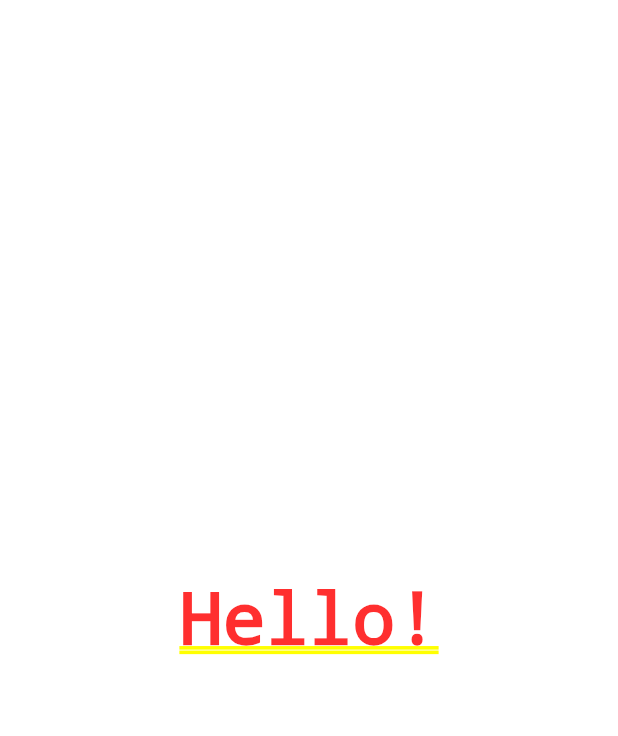
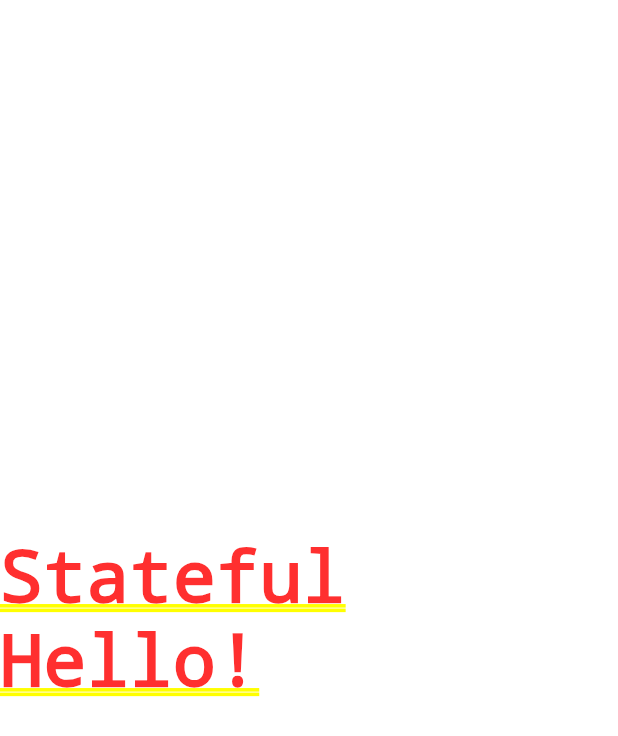
Before and after one commit to VilgoQ/places, a Flutter app: the screen it shows after launch, on a phone screen of 412 x 824 dp. Shown: the top 736 px of the screen. Run offline on Flutter 3.47's test engine with Material 2 defaults, Android fonts, the phone set to English and light mode, and no system bars.

```diff
--- a/lib/main.dart
+++ b/lib/main.dart
@@ -3,18 +3,22 @@
 import 'package:flutter/material.dart';
 
 void main() {
-  runApp(const App());
+  runApp(const MyApp());
 }
 
-class App extends StatelessWidget {
-  const App({Key? key}) : super(key: key);
+class MyApp extends StatelessWidget {
+  const MyApp({Key? key}) : super(key: key);
 
   // This widget is the root of your application.
   @override
   Widget build(BuildContext context) {
     return MaterialApp(
-      title: 'xDDD',
-      home: MyFirstWidget(),
+      title: 'Places',
+      theme: ThemeData(
+        fontFamily: 'Roboto',
+        primarySwatch: Colors.blue,
+      ),
+      home: MyFirstStatefulWidget(),
     );
   }
 }
@@ -22,8 +26,6 @@ class App extends StatelessWidget {
 // ignore: prefer-single-widget-per-file
 class MyFirstWidget extends StatelessWidget {
   int _counter = 0;
-
-  //Type getContext() => context.runtimeType;
 
   MyFirstWidget({Key? key}) : super(key: key);
 
@@ -59,6 +61,4 @@ class _MyFirstStatefulWidgetState extends State<MyFirstStatefulWidget> {
       ),
     );
   }
-
-  Type getContext() => context.runtimeType;
 }
```
Also changed, not shown: 1 other file.
